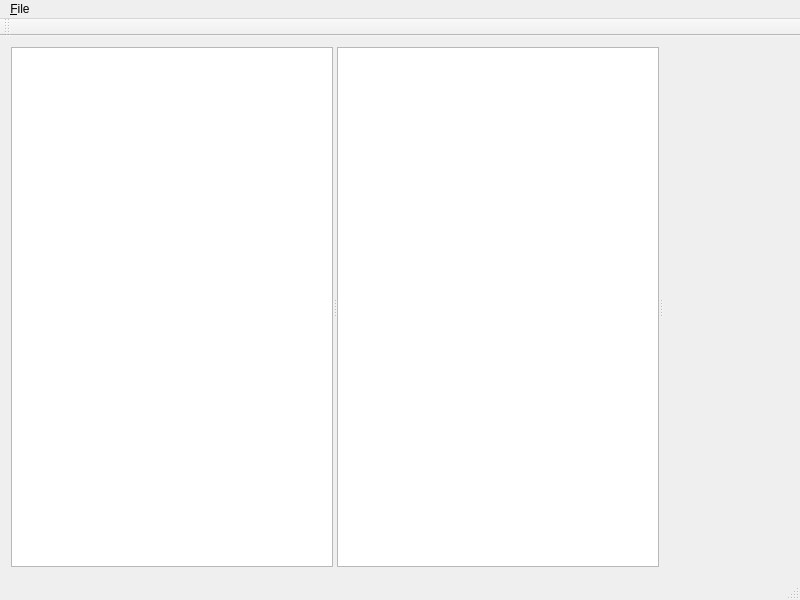
This is src/mainwindow.ui in GilesBathgate/RapCAD as Qt 5 draws it before an edit. The edited form follows.
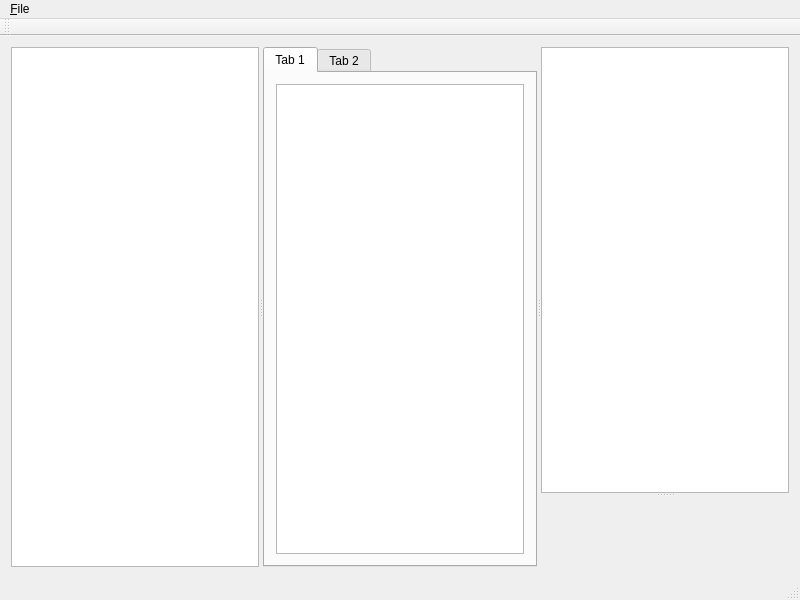
This is the edited form.

Commit message: More playing around with the layout of the main form.

```diff
--- a/src/mainwindow.ui
+++ b/src/mainwindow.ui
@@ -16,13 +16,41 @@
   <widget class="QWidget" name="centralWidget">
    <layout class="QHBoxLayout" name="horizontalLayout">
     <item>
-     <widget class="QSplitter" name="splitter">
+     <widget class="QSplitter" name="splitter_2">
       <property name="orientation">
        <enum>Qt::Horizontal</enum>
       </property>
       <widget class="QTreeView" name="treeView"/>
-      <widget class="QTextEdit" name="textEdit"/>
-      <widget class="QWidget" name="widget" native="true"/>
+      <widget class="QTabWidget" name="tabWidget">
+       <widget class="QWidget" name="tab_7">
+        <property name="sizePolicy">
+         <sizepolicy hsizetype="Preferred" vsizetype="Preferred">
+          <horstretch>0</horstretch>
+          <verstretch>0</verstretch>
+         </sizepolicy>
+        </property>
+        <attribute name="title">
+         <string>Tab 1</string>
+        </attribute>
+        <layout class="QHBoxLayout" name="horizontalLayout_2">
+         <item>
+          <widget class="QTextEdit" name="textEdit"/>
+         </item>
+        </layout>
+       </widget>
+       <widget class="QWidget" name="tab_8">
+        <attribute name="title">
+         <string>Tab 2</string>
+        </attribute>
+       </widget>
+      </widget>
+      <widget class="QSplitter" name="splitter">
+       <property name="orientation">
+        <enum>Qt::Vertical</enum>
+       </property>
+       <widget class="QTextEdit" name="textEdit_2"/>
+       <widget class="QWidget" name="widget" native="true"/>
+      </widget>
      </widget>
     </item>
    </layout>
```
